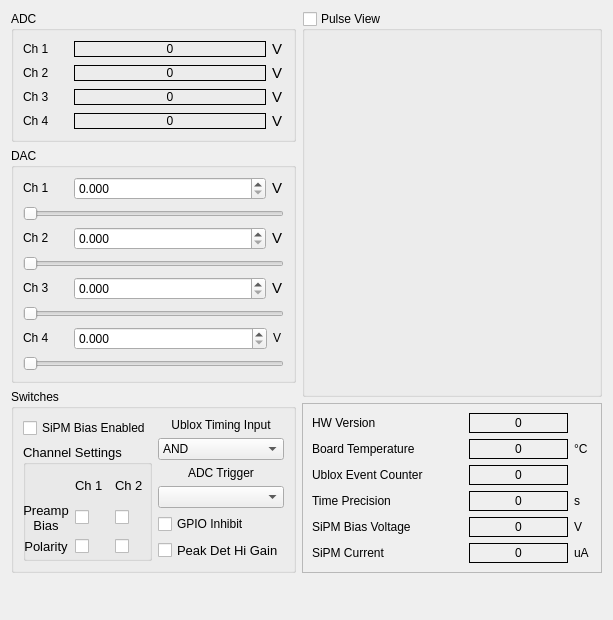
First picture: the form in source/gui/src/parametermonitorform.ui, repository MuonPi/muondetector, before the edit.
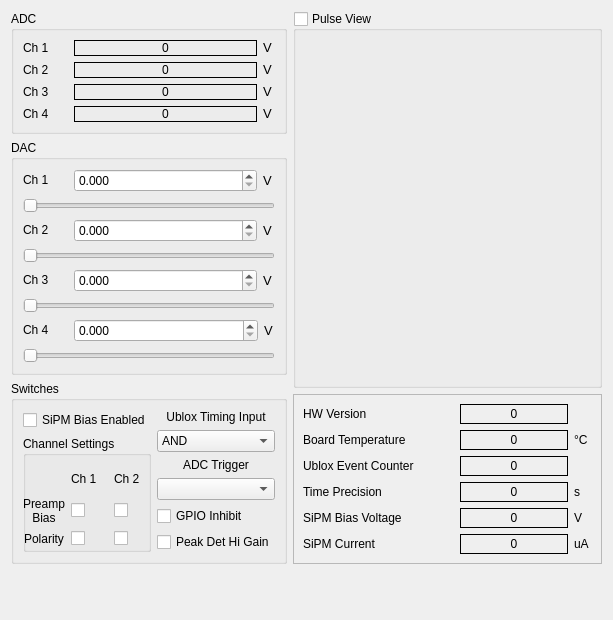
Second picture: the form after the edit. Custom widgets are drawn as their Qt base class.

Commit message: - implemented activate/deactivate on connect/disconnect in several tabs of the GUI - slight updates of the layout, mainly in Parameter tab

Patch:
```diff
--- a/source/gui/src/parametermonitorform.ui
+++ b/source/gui/src/parametermonitorform.ui
@@ -128,7 +128,7 @@
           </property>
           <property name="font">
            <font>
-            <pointsize>11</pointsize>
+            <pointsize>10</pointsize>
            </font>
           </property>
           <property name="text">
@@ -216,7 +216,7 @@
           </property>
           <property name="font">
            <font>
-            <pointsize>11</pointsize>
+            <pointsize>10</pointsize>
            </font>
           </property>
           <property name="text">
@@ -304,7 +304,7 @@
           </property>
           <property name="font">
            <font>
-            <pointsize>11</pointsize>
+            <pointsize>10</pointsize>
            </font>
           </property>
           <property name="text">
@@ -392,7 +392,7 @@
           </property>
           <property name="font">
            <font>
-            <pointsize>11</pointsize>
+            <pointsize>10</pointsize>
            </font>
           </property>
           <property name="text">
@@ -514,7 +514,7 @@
           </property>
           <property name="font">
            <font>
-            <pointsize>11</pointsize>
+            <pointsize>10</pointsize>
            </font>
           </property>
           <property name="text">
@@ -572,7 +572,7 @@
           </property>
           <property name="font">
            <font>
-            <pointsize>11</pointsize>
+            <pointsize>10</pointsize>
            </font>
           </property>
           <property name="text">
@@ -691,7 +691,7 @@
           </property>
           <property name="font">
            <font>
-            <pointsize>11</pointsize>
+            <pointsize>10</pointsize>
            </font>
           </property>
           <property name="text">
@@ -784,6 +784,11 @@
             <height>16777215</height>
            </size>
           </property>
+          <property name="font">
+           <font>
+            <pointsize>10</pointsize>
+           </font>
+          </property>
           <property name="text">
            <string>V</string>
           </property>
@@ -945,24 +950,31 @@
         </property>
         <property name="font">
          <font>
-          <pointsize>10</pointsize>
+          <pointsize>9</pointsize>
+          <weight>50</weight>
+          <bold>false</bold>
          </font>
         </property>
         <property name="title">
          <string>Channel Settings</string>
         </property>
-        <widget class="QWidget" name="">
+        <widget class="QWidget" name="layoutWidget">
          <property name="geometry">
           <rect>
            <x>0</x>
            <y>30</y>
-           <width>125</width>
+           <width>127</width>
            <height>80</height>
           </rect>
          </property>
          <layout class="QGridLayout" name="gridLayout_3">
           <item row="0" column="1">
            <widget class="QLabel" name="label_31">
+            <property name="font">
+             <font>
+              <pointsize>9</pointsize>
+             </font>
+            </property>
             <property name="text">
              <string>Ch 1</string>
             </property>
@@ -970,6 +982,11 @@
           </item>
           <item row="0" column="2">
            <widget class="QLabel" name="label_32">
+            <property name="font">
+             <font>
+              <pointsize>9</pointsize>
+             </font>
+            </property>
             <property name="text">
              <string>Ch 2</string>
             </property>
@@ -977,6 +994,11 @@
           </item>
           <item row="1" column="0">
            <widget class="QLabel" name="label_33">
+            <property name="font">
+             <font>
+              <pointsize>9</pointsize>
+             </font>
+            </property>
             <property name="text">
              <string>Preamp
 Bias</string>
@@ -1014,6 +1036,11 @@
           </item>
           <item row="2" column="0">
            <widget class="QLabel" name="label_34">
+            <property name="font">
+             <font>
+              <pointsize>9</pointsize>
+             </font>
+            </property>
             <property name="text">
              <string>Polarity</string>
             </property>
@@ -1100,7 +1127,7 @@
        <widget class="QCheckBox" name="hiGainCheckBox">
         <property name="font">
          <font>
-          <pointsize>10</pointsize>
+          <pointsize>9</pointsize>
          </font>
         </property>
         <property name="text">
```
The commit also changes 7 other files.
